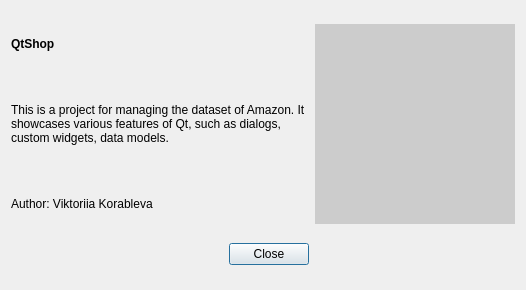
Qt form src/ex_modelview/aboutdialog.ui (Viktoriia1928/dsba-itop2023-hw) before a commit.
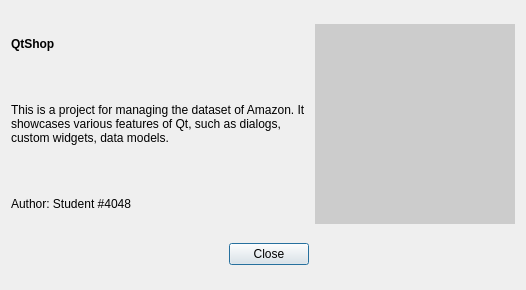
The same form after that commit.

The edit to the form file:
```diff
--- a/src/ex_modelview/aboutdialog.ui
+++ b/src/ex_modelview/aboutdialog.ui
@@ -27,7 +27,7 @@
    <item row="0" column="0">
     <widget class="QLabel" name="labelAbout">
      <property name="text">
-      <string>&lt;html&gt;&lt;head/&gt;&lt;body&gt;&lt;p&gt;&lt;span style=&quot; font-weight:700;&quot;&gt;QtShop&lt;/span&gt;&lt;/p&gt;&lt;p&gt;&lt;br/&gt;&lt;/p&gt;&lt;p&gt;This is a project for managing the dataset of Amazon. It showcases various features of Qt, such as dialogs, custom widgets, data models.&lt;/p&gt;&lt;p&gt;&lt;br/&gt;&lt;/p&gt;&lt;p&gt;Author: Viktoriia Korableva&lt;/p&gt;&lt;/body&gt;&lt;/html&gt;</string>
+      <string>&lt;html&gt;&lt;head/&gt;&lt;body&gt;&lt;p&gt;&lt;span style=&quot; font-weight:700;&quot;&gt;QtShop&lt;/span&gt;&lt;/p&gt;&lt;p&gt;&lt;br/&gt;&lt;/p&gt;&lt;p&gt;This is a project for managing the dataset of Amazon. It showcases various features of Qt, such as dialogs, custom widgets, data models.&lt;/p&gt;&lt;p&gt;&lt;br/&gt;&lt;/p&gt;&lt;p&gt;Author: Student #4048&lt;/p&gt;&lt;/body&gt;&lt;/html&gt;</string>
      </property>
      <property name="wordWrap">
       <bool>true</bool>
```
